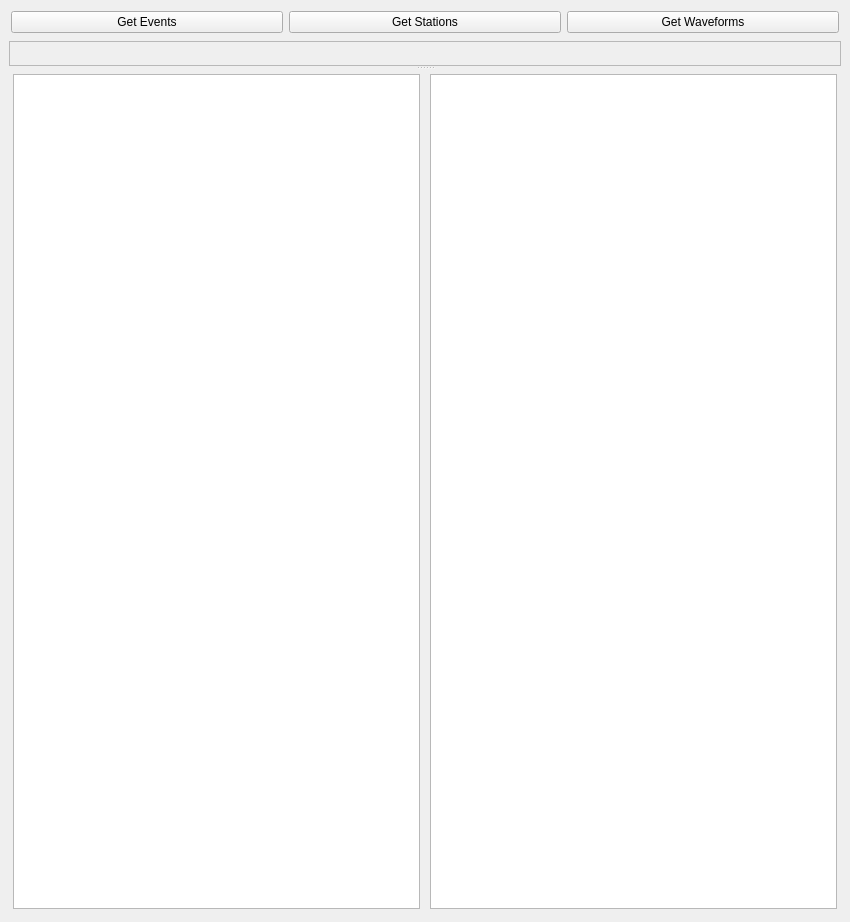
Above: pyweed/MainWindow.ui from iris-edu/pyweed before the change. Below: the same form after it.
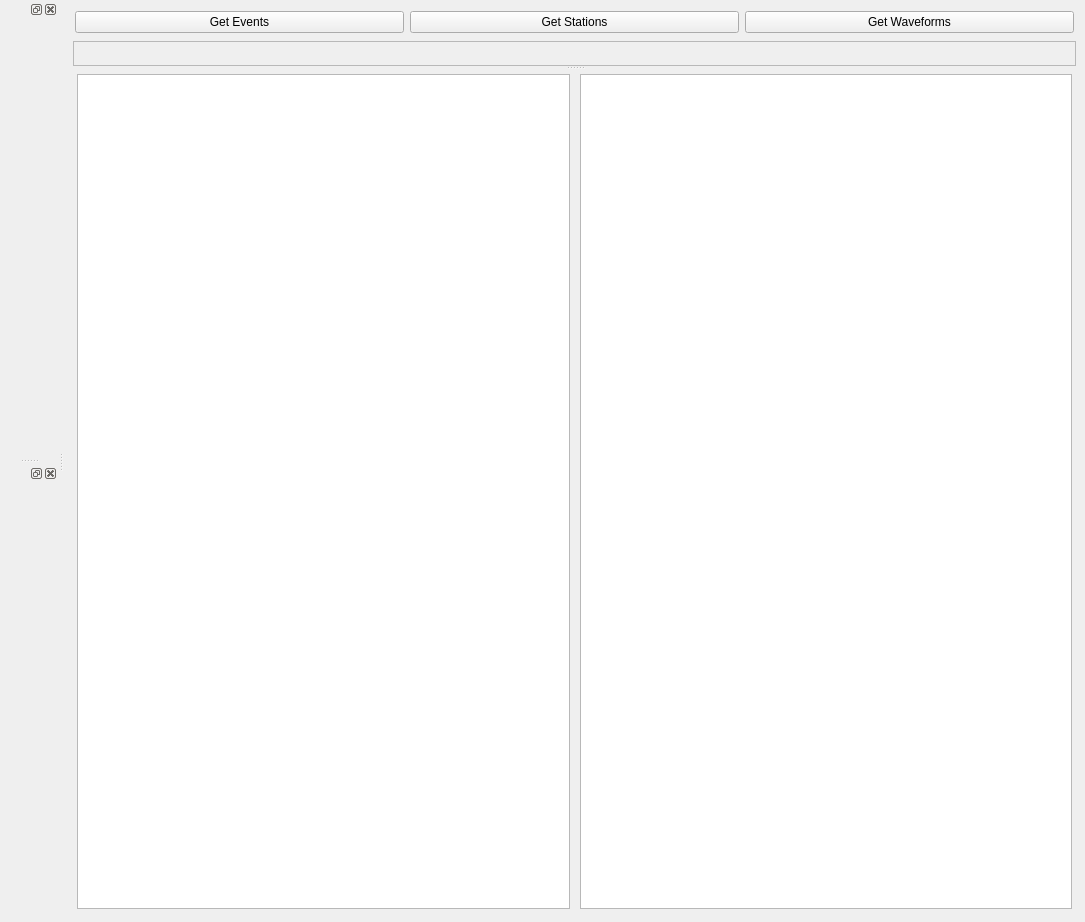
That is the form after the change. Custom widgets are drawn as their Qt base class.

Commit message: Playing around with the UI #26

Diff of the .ui file:
```diff
--- a/pyweed/MainWindow.ui
+++ b/pyweed/MainWindow.ui
@@ -6,7 +6,7 @@
    <rect>
     <x>0</x>
     <y>0</y>
-    <width>850</width>
+    <width>1085</width>
     <height>922</height>
    </rect>
   </property>
@@ -152,6 +152,18 @@
     </item>
    </layout>
   </widget>
+  <widget class="QDockWidget" name="dockWidget">
+   <attribute name="dockWidgetArea">
+    <number>1</number>
+   </attribute>
+   <widget class="QWidget" name="dockWidgetContents"/>
+  </widget>
+  <widget class="QDockWidget" name="dockWidget_2">
+   <attribute name="dockWidgetArea">
+    <number>1</number>
+   </attribute>
+   <widget class="QWidget" name="dockWidgetContents_2"/>
+  </widget>
  </widget>
  <customwidgets>
   <customwidget>
```
Left out of the diff: 55 changed lines with no effect on the pictures. The commit also changes 5 other files.
